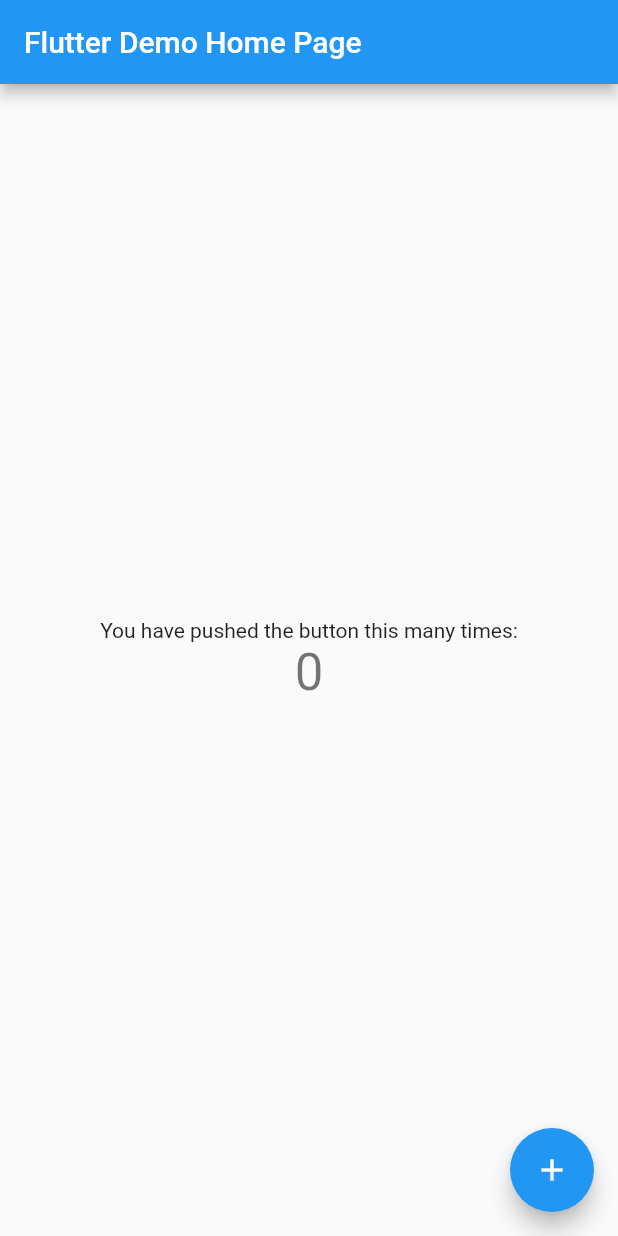
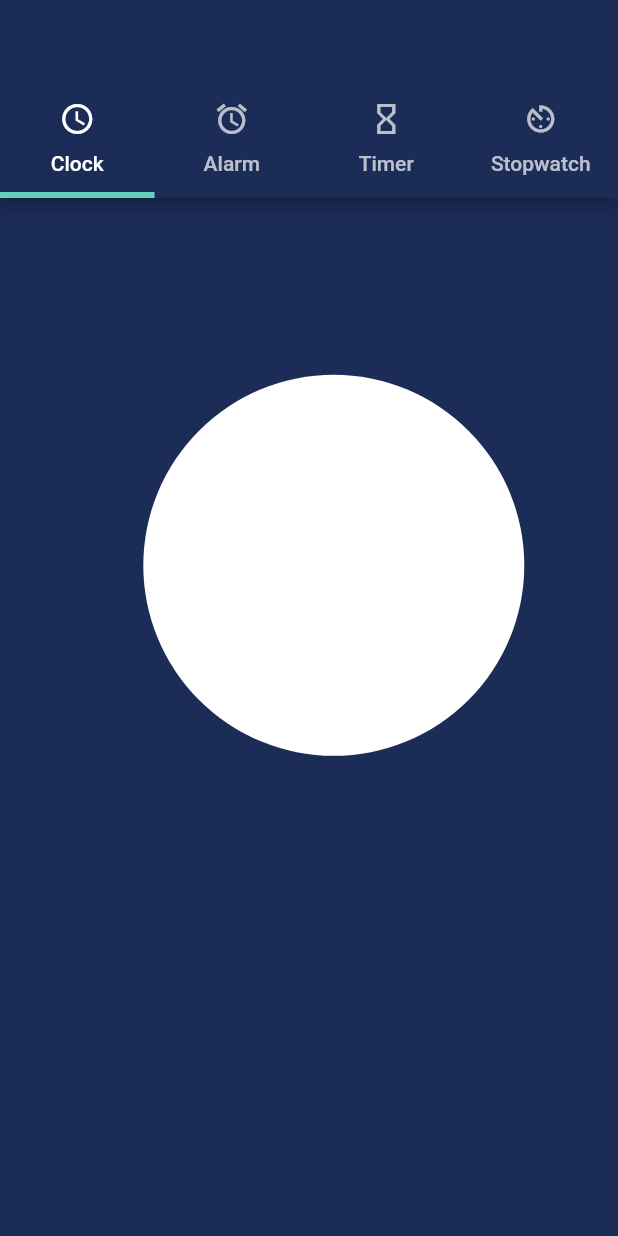
Before and after one commit to BetoFandino/funny_alarm_clock, a Flutter app: the screen it shows after launch, on a phone screen of 412 x 824 dp. Run offline on Flutter 3.47's test engine with Material 2 defaults, Android fonts, the light colour scheme and no system bars; missing offline and left inert: dart:ffi; Roboto replaces fonts that are missing (SourceSansPro).

Commit message:
feat! : new interface for the home page and clock funtionalities

```diff
--- /dev/null
+++ b/funny_alarm_clock/lib/home/ui/home.dart
@@ -0,0 +1,89 @@
+import 'dart:async';
+
+import 'package:flutter/material.dart';
+import 'package:intl/intl.dart';
+
+import '../widgets/shapes_painter.dart';
+
+class Home extends StatefulWidget {
+  const Home({key});
+
+  @override
+  State<Home> createState() => _HomeState();
+}
+
+class _HomeState extends State<Home> with SingleTickerProviderStateMixin {
+
+   String? _timeString;
+   TabController? _tabController;
+
+  @override
+  void initState() {
+    super.initState();
+    _tabController = TabController(length: 4, vsync: this,
+    initialIndex: 0
+    );
+
+    _timeString = _formatDateTime(DateTime.now());
+
+    Timer.periodic(Duration(seconds: 1), (Timer t) => _getTime());
+
+  }
+
+  void _getTime(){
+    final DateTime now = DateTime.now();
+    final String formattedDateTime = _formatDateTime(now);
+
+    setState(() {
+      _timeString = formattedDateTime;
+    });
+  }
+
+  String _formatDateTime(DateTime dateTime){
+    return DateFormat('hh:mm').format(dateTime);
+  }
+
+  @override
+  Widget build(BuildContext context) {
+    return DefaultTabController(length: 4,
+      child: Scaffold(
+        appBar:AppBar(
+          backgroundColor: Theme.of(context).primaryColor,
+          bottom: TabBar(
+            controller: _tabController,
+            indicatorColor: Theme.of(context).accentColor,
+            indicatorWeight: 4.0,
+            tabs: <Widget>[
+              Tab(icon: Icon(Icons.access_time), text: 'Clock'),
+              Tab(icon: Icon(Icons.alarm), text: 'Alarm'),
+              Tab(icon: Icon(Icons.hourglass_empty), text: 'Timer'),
+              Tab(icon: Icon(Icons.av_timer), text: 'Stopwatch'),
+            ],
+          )
+        ),
+        body: Container(
+          color: Theme.of(context).primaryColor,
+          child:  TabBarView(
+            controller: _tabController,
+            children: <Widget>[
+              Container(
+                child: Column(
+                  children: <Widget>[
+                    Padding(
+                      padding: EdgeInsets.all(8.0),
+                      child: CustomPaint(
+                        painter: ShapesPainter(),
+                        child: Container(height: 500.0,),
+
+                        ),
+                    )
+                  ],
+                ),
+              )
+            ]
+          ),
+        ),
+      ),
+    );
+  }
+}
--- a/funny_alarm_clock/lib/main.dart
+++ b/funny_alarm_clock/lib/main.dart
@@ -1,115 +1,30 @@
 import 'package:flutter/material.dart';
 
-void main() {
-  runApp(const MyApp());
+import 'home/ui/home.dart';
+
+void main() => runApp(const AlarmApp());
+
+class AlarmApp extends StatefulWidget {
+  const AlarmApp({key});
+
+  @override
+  State<AlarmApp> createState() => _AlarmAppState();
 }
 
-class MyApp extends StatelessWidget {
-  const MyApp({Key? key}) : super(key: key);
-
-  // This widget is the root of your application.
+class _AlarmAppState extends State<AlarmApp> {
   @override
   Widget build(BuildContext context) {
     return MaterialApp(
-      title: 'Flutter Demo',
-      theme: ThemeData(
-        // This is the theme of your application.
-        //
-        // Try running your application with "flutter run". You'll see the
-        // application has a blue toolbar. Then, without quitting the app, try
-        // changing the primarySwatch below to Colors.green and then invoke
-        // "hot reload" (press "r" in the console where you ran "flutter run",
-        // or simply save your changes to "hot reload" in a Flutter IDE).
-        // Notice that the counter didn't reset back to zero; the application
-        // is not restarted.
-        primarySwatch: Colors.blue,
-      ),
-      home: const MyHomePage(title: 'Flutter Demo Home Page'),
+      initialRoute: '/',
+    routes:  const {
+        // add alarm
+    },
+    theme: ThemeData(
+      fontFamily: 'SourceSansPro',
+      primaryColor: const Color(0xff1B2c57), colorScheme: ColorScheme.fromSwatch().copyWith(secondary: const Color(0xff65D1BA))
+    ),
+    debugShowCheckedModeBanner: false,
+    home: const Home(),
     );
   }
 }
-
-class MyHomePage extends StatefulWidget {
-  const MyHomePage({Key? key, required this.title}) : super(key: key);
-
-  // This widget is the home page of your application. It is stateful, meaning
-  // that it has a State object (defined below) that contains fields that affect
-  // how it looks.
-
-  // This class is the configuration for the state. It holds the values (in this
-  // case the title) provided by the parent (in this case the App widget) and
-  // used by the build method of the State. Fields in a Widget subclass are
-  // always marked "final".
-
-  final String title;
-
-  @override
-  State<MyHomePage> createState() => _MyHomePageState();
-}
-
-class _MyHomePageState extends State<MyHomePage> {
-  int _counter = 0;
-
-  void _incrementCounter() {
-    setState(() {
-      // This call to setState tells the Flutter framework that something has
-      // changed in this State, which causes it to rerun the build method below
-      // so that the display can reflect the updated values. If we changed
-      // _counter without calling setState(), then the build method would not be
-      // called again, and so nothing would appear to happen.
-      _counter++;
-    });
-  }
-
-  @override
-  Widget build(BuildContext context) {
-    // This method is rerun every time setState is called, for instance as done
-    // by the _incrementCounter method above.
-    //
-    // The Flutter framework has been optimized to make rerunning build methods
-    // fast, so that you can just rebuild anything that needs updating rather
-    // than having to individually change instances of widgets.
-    return Scaffold(
-      appBar: AppBar(
-        // Here we take the value from the MyHomePage object that was created by
-        // the App.build method, and use it to set our appbar title.
-        title: Text(widget.title),
-      ),
-      body: Center(
-        // Center is a layout widget. It takes a single child and positions it
-        // in the middle of the parent.
-        child: Column(
-          // Column is also a layout widget. It takes a list of children and
-          // arranges them vertically. By default, it sizes itself to fit its
-          // children horizontally, and tries to be as tall as its parent.
-          //
-          // Invoke "debug painting" (press "p" in the console, choose the
-          // "Toggle Debug Paint" action from the Flutter Inspector in Android
-          // Studio, or the "Toggle Debug Paint" command in Visual Studio Code)
-          // to see the wireframe for each widget.
-          //
-          // Column has various properties to control how it sizes itself and
-          // how it positions its children. Here we use mainAxisAlignment to
-          // center the children vertically; the main axis here is the vertical
-          // axis because Columns are vertical (the cross axis would be
-          // horizontal).
-          mainAxisAlignment: MainAxisAlignment.center,
-          children: <Widget>[
-            const Text(
-              'You have pushed the button this many times:',
-            ),
-            Text(
-              '$_counter',
-              style: Theme.of(context).textTheme.headline4,
-            ),
-          ],
-        ),
-      ),
-      floatingActionButton: FloatingActionButton(
-        onPressed: _incrementCounter,
-        tooltip: 'Increment',
-        child: const Icon(Icons.add),
-      ), // This trailing comma makes auto-formatting nicer for build methods.
-    );
-  }
-}
--- a/funny_alarm_clock/pubspec.yaml
+++ b/funny_alarm_clock/pubspec.yaml
@@ -18,7 +18,7 @@
 version: 1.0.0+1
 
 environment:
-  sdk: ">=2.16.1 <3.0.0"
+  sdk: ">=2.17.1 <3.0.0"
 
 # Dependencies specify other packages that your package needs in order to work.
 # To automatically upgrade your package dependencies to the latest versions
@@ -29,7 +29,8 @@
 dependencies:
   flutter:
     sdk: flutter
-
+  intl: any
+  vector_math: any
 
   # The following adds the Cupertino Icons font to your application.
   # Use with the CupertinoIcons class for iOS style icons.
```
Also changed, not shown: funny_alarm_clock/lib/home/widgets/shapes_painter.dart (added, +45 -0 lines), funny_alarm_clock/lib/alarm/ui/clock.dart (added), funny_alarm_clock/pubspec.lock, 2 other files.
